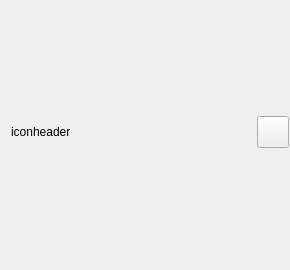
do-i/thumbgrid, file gui/overlays/copyoverlay.ui: the form before one commit.
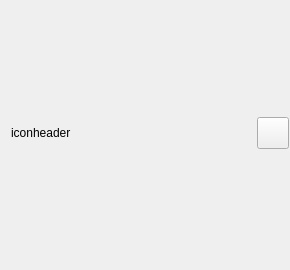
The form after the commit. Icons and pictures are not drawn.

What changed in the file:
```diff
--- a/gui/overlays/copyoverlay.ui
+++ b/gui/overlays/copyoverlay.ui
@@ -11,7 +11,7 @@
    </rect>
   </property>
   <property name="sizePolicy">
-   <sizepolicy hsizetype="MinimumExpanding" vsizetype="Preferred">
+   <sizepolicy hsizetype="MinimumExpanding" vsizetype="Minimum">
     <horstretch>0</horstretch>
     <verstretch>0</verstretch>
    </sizepolicy>
@@ -27,7 +27,7 @@
   </property>
   <layout class="QVBoxLayout" name="verticalLayout">
    <property name="spacing">
-    <number>16</number>
+    <number>8</number>
    </property>
    <property name="leftMargin">
     <number>1</number>
@@ -39,7 +39,7 @@
     <number>1</number>
    </property>
    <property name="bottomMargin">
-    <number>7</number>
+    <number>5</number>
    </property>
    <item>
     <widget class="QWidget" name="headerWidget" native="true">
```
